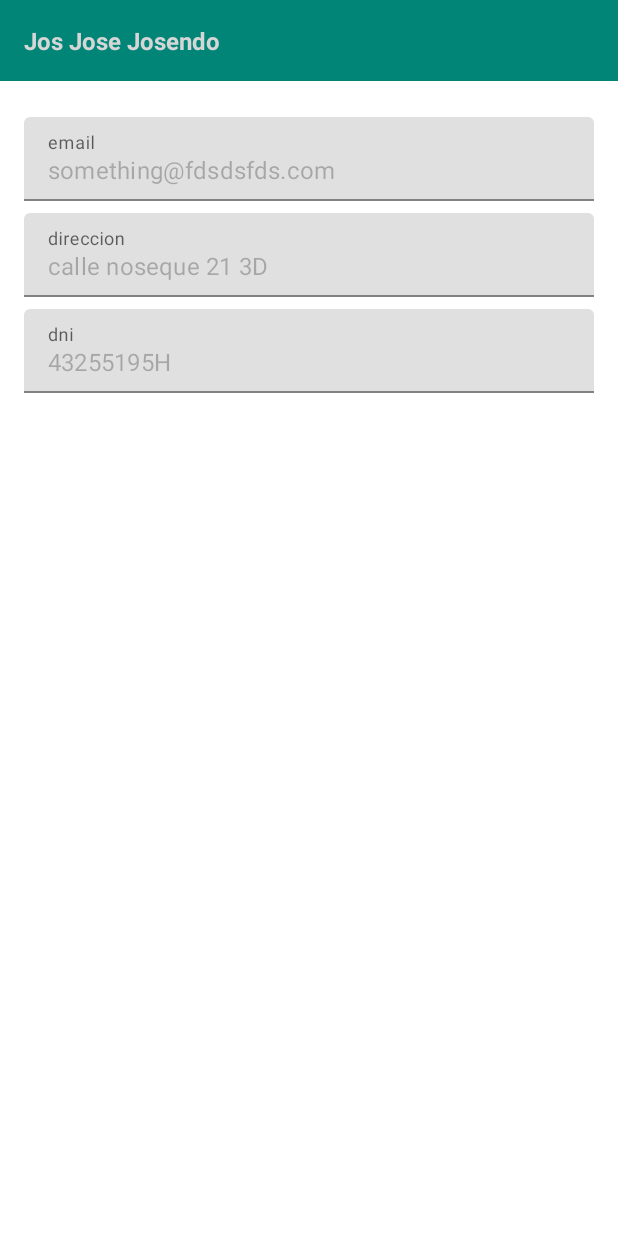
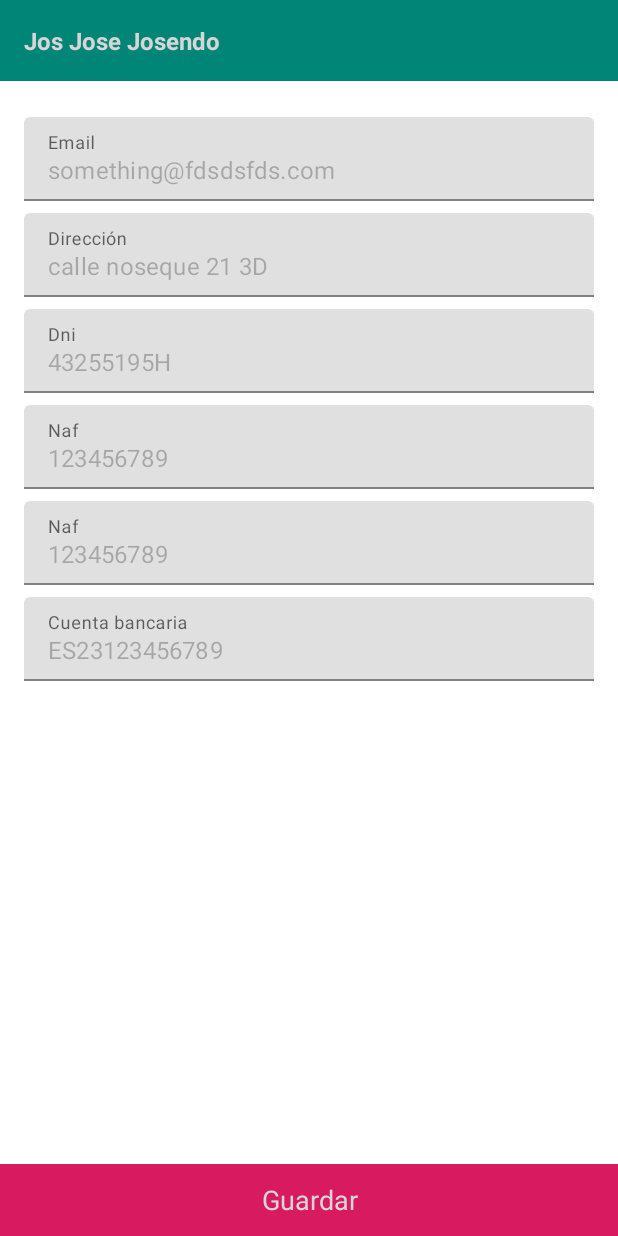
Before and after one commit to AlvaroChambi/AFProject, an Android app: the layout user_profile_layout.xml on its own in the app's theme, with its tools: preview values and no code run, on a phone screen of 412 x 824 dp. Run offline under Robolectric (Android 15) with nearby library versions, the phone set to English and light mode, and no system bars.

Commit message:
Added missing fields

```diff
--- a/app/src/main/res/layout/profile_logout_layout.xml
+++ b/app/src/main/res/layout/profile_logout_layout.xml
@@ -8,6 +8,11 @@
     <TextView
         android:layout_width="match_parent"
         android:layout_height="wrap_content"
-        android:padding="16dp"
+        android:layout_marginTop="24dp"
+        android:layout_marginBottom="24dp"
+        android:layout_marginStart="16dp"
+        android:layout_marginEnd="16dp"
+        android:textColor="@color/text_secondary"
+        android:textSize="18sp"
         android:text="Logout"/>
 </LinearLayout>
--- a/app/src/main/res/layout/user_profile_layout.xml
+++ b/app/src/main/res/layout/user_profile_layout.xml
@@ -1,13 +1,54 @@
 <?xml version="1.0" encoding="utf-8"?>
-<androidx.constraintlayout.widget.ConstraintLayout
-    xmlns:android="http://schemas.android.com/apk/res/android"
+<androidx.constraintlayout.widget.ConstraintLayout xmlns:android="http://schemas.android.com/apk/res/android"
     xmlns:app="http://schemas.android.com/apk/res-auto"
-    xmlns:tools="http://schemas.android.com/tools"
     android:layout_width="match_parent"
-    android:layout_height="match_parent">
+    android:layout_height="match_parent"
+    xmlns:tools="http://schemas.android.com/tools">
 
     <com.google.android.material.textfield.TextInputLayout
-        android:id="@+id/textInputLayoutAddress"
+        android:id="@+id/profile_ccc_edit_text"
+        android:layout_width="0dp"
+        android:layout_height="wrap_content"
+        android:layout_marginStart="16dp"
+        android:layout_marginTop="8dp"
+        android:layout_marginEnd="16dp"
+
+        app:layout_constraintEnd_toEndOf="parent"
+        app:layout_constraintHorizontal_bias="0.0"
+        app:layout_constraintStart_toStartOf="parent"
+        app:layout_constraintTop_toBottomOf="@+id/profile_naf_edit_text">
+
+        <com.google.android.material.textfield.TextInputEditText
+            android:layout_width="match_parent"
+            android:layout_height="wrap_content"
+            android:enabled="false"
+            android:hint="@string/profile_naf_hint_text"
+            tools:text="123456789" />
+    </com.google.android.material.textfield.TextInputLayout>
+
+    <com.google.android.material.textfield.TextInputLayout
+        android:id="@+id/profile_account_edit_text"
+        android:layout_width="0dp"
+        android:layout_height="wrap_content"
+        android:layout_marginStart="16dp"
+        android:layout_marginTop="8dp"
+        android:layout_marginEnd="16dp"
+
+        app:layout_constraintEnd_toEndOf="parent"
+        app:layout_constraintHorizontal_bias="0.0"
+        app:layout_constraintStart_toStartOf="parent"
+        app:layout_constraintTop_toBottomOf="@+id/profile_ccc_edit_text">
+
+        <com.google.android.material.textfield.TextInputEditText
+            android:layout_width="match_parent"
+            android:layout_height="wrap_content"
+            android:enabled="false"
+            android:hint="@string/profile_bank_account_hint_text"
+            tools:text="ES23123456789" />
+    </com.google.android.material.textfield.TextInputLayout>
+
+    <com.google.android.material.textfield.TextInputLayout
+        android:id="@+id/profile_dni_edit_text"
         android:layout_width="0dp"
         android:layout_height="wrap_content"
         android:layout_marginStart="16dp"
@@ -15,20 +56,41 @@
         android:layout_marginEnd="16dp"
         app:layout_constraintEnd_toEndOf="parent"
         app:layout_constraintStart_toStartOf="parent"
-        app:layout_constraintTop_toBottomOf="@+id/textInputLayout">
+        app:layout_constraintTop_toBottomOf="@+id/profile_address_edit_text">
+
+        <com.google.android.material.textfield.TextInputEditText
+            android:id="@+id/user_dni_edit_text"
+            android:layout_width="match_parent"
+            android:layout_height="wrap_content"
+            android:enabled="false"
+            android:hint="@string/profile_dni_hint_text"
+            tools:text="43255195H" />
+
+    </com.google.android.material.textfield.TextInputLayout>
+
+    <com.google.android.material.textfield.TextInputLayout
+        android:id="@+id/profile_address_edit_text"
+        android:layout_width="0dp"
+        android:layout_height="wrap_content"
+        android:layout_marginStart="16dp"
+        android:layout_marginTop="8dp"
+        android:layout_marginEnd="16dp"
+        app:layout_constraintEnd_toEndOf="parent"
+        app:layout_constraintStart_toStartOf="parent"
+        app:layout_constraintTop_toBottomOf="@+id/profile_email_edit_text">
 
         <com.google.android.material.textfield.TextInputEditText
             android:id="@+id/user_address_edit_text"
             android:layout_width="match_parent"
             android:layout_height="wrap_content"
             android:enabled="false"
-            android:text="calle noseque 21 3D"
-            android:hint="direccion" />
+            tools:text="calle noseque 21 3D"
+            android:hint="@string/profile_address_hint_text" />
 
     </com.google.android.material.textfield.TextInputLayout>
 
     <com.google.android.material.textfield.TextInputLayout
-        android:id="@+id/textInputLayout"
+        android:id="@+id/profile_email_edit_text"
         android:layout_width="0dp"
         android:layout_height="wrap_content"
         android:layout_marginStart="16dp"
@@ -36,23 +98,23 @@
         android:layout_marginEnd="16dp"
         app:layout_constraintEnd_toEndOf="parent"
         app:layout_constraintStart_toStartOf="parent"
-        app:layout_constraintTop_toBottomOf="@+id/textView6">
+        app:layout_constraintTop_toBottomOf="@+id/profile_user_name_text">
 
         <com.google.android.material.textfield.TextInputEditText
             android:id="@+id/user_email_edit_text"
             android:layout_width="match_parent"
             android:layout_height="wrap_content"
             android:enabled="false"
-            android:hint="email"
-            android:text="something@fdsdsfds.com" />
+            android:hint="@string/profile_email_hint_text"
+            tools:text="something@fdsdsfds.com" />
 
     </com.google.android.material.textfield.TextInputLayout>
 
     <TextView
-        android:id="@+id/textView6"
+        android:id="@+id/profile_user_name_text"
         android:layout_width="0dp"
         android:layout_height="wrap_content"
-        android:text="Jos Jose Josendo"
+        tools:text="Jos Jose Josendo"
         android:paddingTop="16dp"
         android:paddingBottom="16dp"
         android:paddingStart="16dp"
@@ -65,35 +127,39 @@
         app:layout_constraintStart_toStartOf="parent"
         app:layout_constraintTop_toTopOf="parent" />
 
+    <TextView
+        android:id="@+id/profile_save_button"
+        android:layout_width="0dp"
+        android:layout_height="48dp"
+        android:background="@color/colorAccent"
+        android:text="@string/profile_save_button_text"
+        android:visibility="gone"
+        android:gravity="center"
+        android:textColor="@color/text_primary"
+        android:textSize="18sp"
+        app:layout_constraintBottom_toBottomOf="parent"
+        app:layout_constraintEnd_toEndOf="parent"
+        app:layout_constraintStart_toStartOf="parent"
+        tools:visibility="visible" />
+
     <com.google.android.material.textfield.TextInputLayout
-        android:id="@+id/textInputLayoutDni"
+        android:id="@+id/profile_naf_edit_text"
         android:layout_width="0dp"
         android:layout_height="wrap_content"
         android:layout_marginStart="16dp"
         android:layout_marginTop="8dp"
         android:layout_marginEnd="16dp"
+
         app:layout_constraintEnd_toEndOf="parent"
         app:layout_constraintStart_toStartOf="parent"
-        app:layout_constraintTop_toBottomOf="@+id/textInputLayoutAddress">
+        app:layout_constraintTop_toBottomOf="@+id/profile_dni_edit_text">
 
         <com.google.android.material.textfield.TextInputEditText
-            android:id="@+id/user_dni_edit_text"
             android:layout_width="match_parent"
             android:layout_height="wrap_content"
             android:enabled="false"
-            android:hint="dni"
-            android:text="43255195H" />
-
+            android:hint="@string/profile_naf_hint_text"
+            tools:text="123456789" />
     </com.google.android.material.textfield.TextInputLayout>
 
-    <Button
-        android:id="@+id/profile_save_button"
-        android:layout_width="0dp"
-        android:layout_height="wrap_content"
-        android:text="Guardar"
-        android:visibility="gone"
-        app:layout_constraintBottom_toBottomOf="parent"
-        app:layout_constraintEnd_toEndOf="parent"
-        app:layout_constraintStart_toStartOf="parent" />
-
 </androidx.constraintlayout.widget.ConstraintLayout>
--- a/app/src/main/res/values/strings.xml
+++ b/app/src/main/res/values/strings.xml
@@ -53,4 +53,14 @@
     <string name="delete_invoice_alert_dialog_message">¿Estas seguro de que quieres borrar la factura?</string>
     <string name="alert_dialog_continue_text">Continuar</string>
     <string name="alert_dialog_cancel_text">Cancelar</string>
+
+    <string name="profile_email_hint_text">Email</string>
+    <string name="profile_address_hint_text">Dirección</string>
+    <string name="profile_dni_hint_text">Dni</string>
+    <string name="profile_naf_hint_text">Naf</string>
+    <string name="profile_ccc_hint_text">ccc</string>
+    <string name="profile_bank_account_hint_text">Cuenta bancaria</string>
+
+    <string name="logout_text">Logout</string>
+    <string name="profile_save_button_text">Guardar</string>
 </resources>
```
